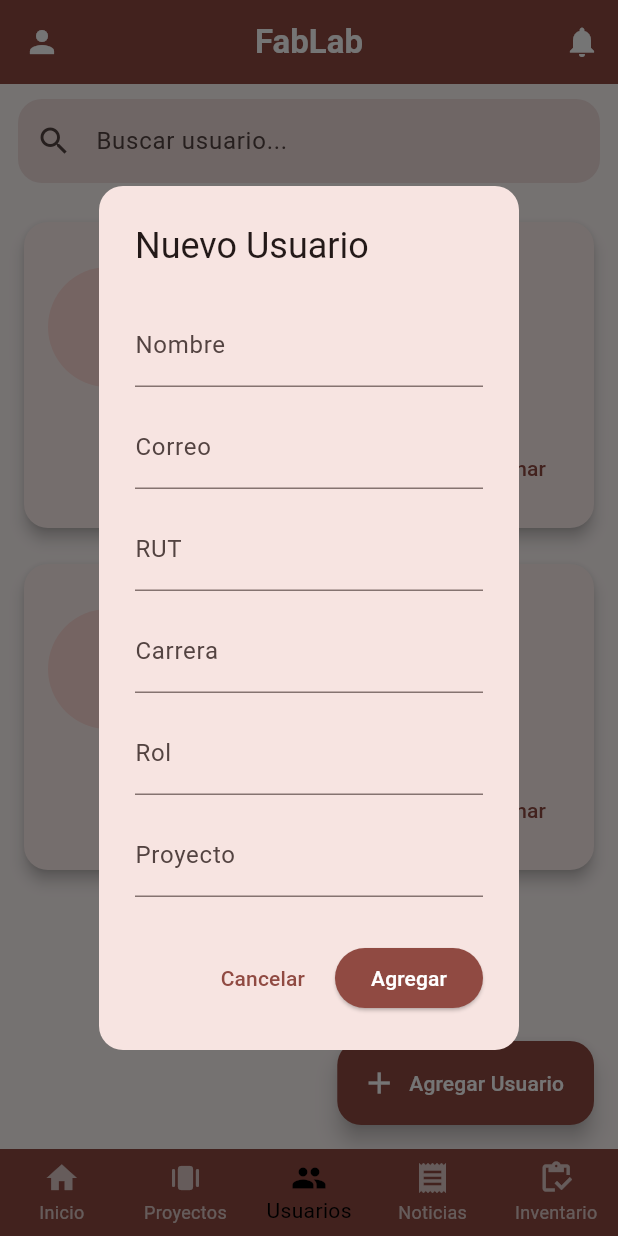
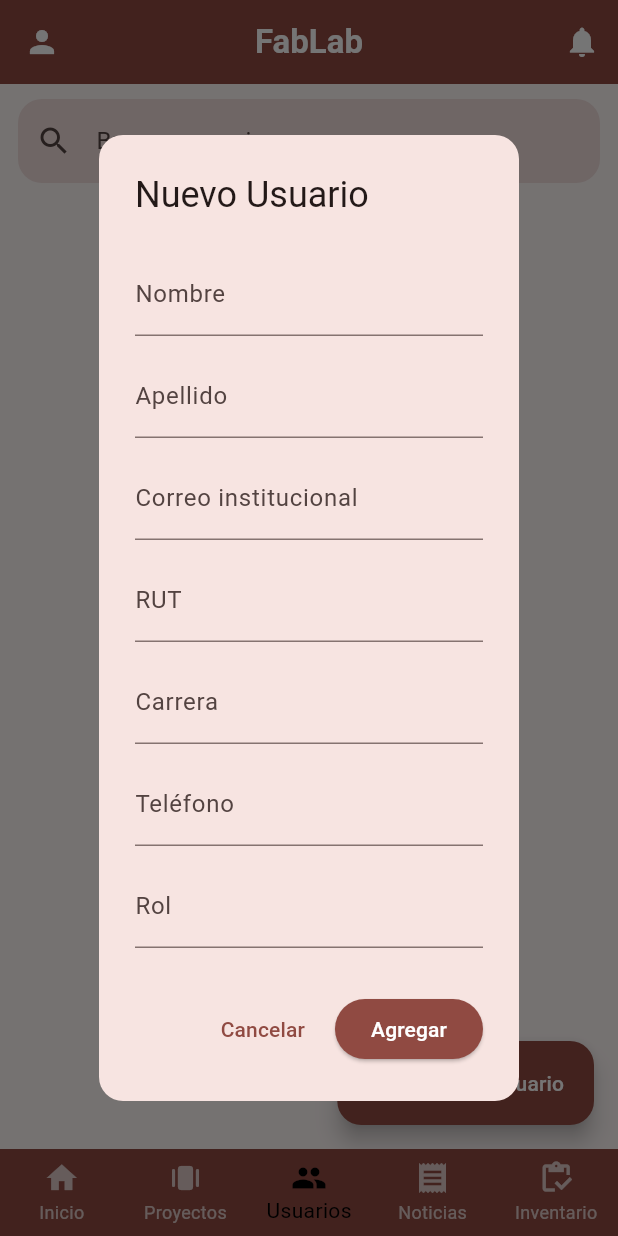
Before and after one commit to Dano442/fablab_app, a Flutter app: the UsersScreen screen opened by its route, after a tap on "Agregar Usuario", on a phone screen of 412 x 824 dp. Run offline on Flutter 3.47's test engine with Material 3 defaults, Android fonts, the phone set to English and light mode, and no system bars; our stand-ins replace dio, flutter_riverpod, flutter_secure_storage, go_router; accounts and stored records are empty; network calls fail.

Commit message:
Refactor y mejora de la gestión de usuarios: se implementó la carga de usuarios desde la API, se actualizaron los modelos y se eliminó la pantalla de usuarios obsoleta.

```diff
--- a/lib/config/router/app_router.dart
+++ b/lib/config/router/app_router.dart
@@ -17,7 +17,7 @@
 import 'package:fablab_app/presentation/screens/home/home_screen.dart';
 import 'package:fablab_app/presentation/screens/main_home/main_home_screen.dart';
 import 'package:fablab_app/presentation/screens/project/project_screen.dart';
-import 'package:fablab_app/presentation/screens/users/users_screen.dart';
+import 'package:fablab_app/presentation/screens/users/user_screen.dart';
 import 'package:fablab_app/presentation/screens/news/news_screen.dart';
 import 'package:fablab_app/presentation/screens/inventory/inventory_screen.dart';
 
--- a/lib/data/services/api_client.dart
+++ b/lib/data/services/api_client.dart
@@ -4,7 +4,7 @@
 class ApiClient {
   static Dio createDio() {
     final dio = Dio(BaseOptions(
-      baseUrl: 'https://tu-api.com/api', // cambiar cuando tenga el api real aaaaa
+      baseUrl: 'https://fablabwebapi20251104221404-crbeb0b9cafvhqg3.canadacentral-01.azurewebsites.net/api',
       connectTimeout: const Duration(seconds: 10),
       receiveTimeout: const Duration(seconds: 10),
       headers: {'Content-Type': 'application/json'},
--- a/lib/data/services/user_service.dart
+++ b/lib/data/services/user_service.dart
@@ -1,39 +1,62 @@
+import 'package:dio/dio.dart';
+import 'package:fablab_app/data/services/api_client.dart';
 import 'package:fablab_app/domain/models/user_model.dart';
 
 class UserService {
-  final List<UserModel> _users = [
-    UserModel(
-      id: '1',
-      name: 'Daniel Ronceros',
-      email: 'daniel@inacapmail.cl',
-      rut: '20.345.678-9',
-      career: 'Ingeniería Informática',
-      role: 'Administrador',
-      project: 'Gestión FabLab',
-      imageUrl: 'https://i.pravatar.cc/150?img=3',
-    ),
-    UserModel(
-      id: '2',
-      name: 'Nicolas Escobar',
-      email: 'diego@inacapmail.cl',
-      rut: '19.876.543-2',
-      career: 'Automatización y Robótica',
-      role: 'Colaborador',
-      project: 'Impresión 3D Avanzada',
-      imageUrl: 'https://i.pravatar.cc/150?img=5',
-    ),
-  ];
+  final Dio _dio = ApiClient.createDio();
 
-  List<UserModel> getAllUsers() => List.unmodifiable(_users);
+  // 🔹 Obtener todos los usuarios desde el endpoint de Azure
+  Future<List<UserModel>> getAllUsers() async {
+    try {
+      final response = await _dio.get('/usuarios');
+      if (response.statusCode == 200) {
+        final data = response.data;
 
-  void addUser(UserModel user) => _users.add(user);
-
-  void updateUser(UserModel updatedUser) {
-    final index = _users.indexWhere((u) => u.id == updatedUser.id);
-    if (index != -1) _users[index] = updatedUser;
+        // Si la API devuelve una lista de usuarios
+        if (data is List) {
+          return data.map((e) => UserModel.fromJson(e)).toList();
+        } else {
+          return [];
+        }
+      } else {
+        throw Exception('Error al obtener usuarios (${response.statusCode})');
+      }
+    } catch (e) {
+      print('❌ Error al obtener usuarios: $e');
+      return [];
+    }
   }
 
-  void deleteUser(String id) {
-    _users.removeWhere((u) => u.id == id);
+  // 🔹 Agregar un usuario nuevo
+  Future<bool> addUser(UserModel user) async {
+    try {
+      await _dio.post('/usuarios', data: user.toJson());
+      return true;
+    } catch (e) {
+      print('❌ Error al agregar usuario: $e');
+      return false;
+    }
+  }
+
+  // 🔹 Actualizar usuario existente
+  Future<bool> updateUser(UserModel user) async {
+    try {
+      await _dio.put('/usuarios/${user.id}', data: user.toJson());
+      return true;
+    } catch (e) {
+      print('❌ Error al actualizar usuario: $e');
+      return false;
+    }
+  }
+
+  // 🔹 Eliminar usuario
+  Future<bool> deleteUser(String id) async {
+    try {
+      await _dio.delete('/usuarios/$id');
+      return true;
+    } catch (e) {
+      print('❌ Error al eliminar usuario: $e');
+      return false;
+    }
   }
 }
--- a/lib/domain/models/user_model.dart
+++ b/lib/domain/models/user_model.dart
@@ -1,43 +1,68 @@
 class UserModel {
-  final String id;
-  final String name;
-  final String email;
+  final int id;
+  final String nombre;
+  final String apellido;
   final String rut;
-  final String career;
-  final String role;
-  final String project;
-  final String imageUrl;
+  final String correoInstitucional;
+  final String carrera;
+  final String telefono;
+  final int? laboratorioId;
+  final String? laboratorio;
+  final int rolId;
+  final String tipoRol;
+  final String descripcionRol;
 
   UserModel({
     required this.id,
-    required this.name,
-    required this.email,
+    required this.nombre,
+    required this.apellido,
     required this.rut,
-    required this.career,
-    required this.role,
-    required this.project,
-    required this.imageUrl,
+    required this.correoInstitucional,
+    required this.carrera,
+    required this.telefono,
+    this.laboratorioId,
+    this.laboratorio,
+    required this.rolId,
+    required this.tipoRol,
+    required this.descripcionRol,
   });
 
-  factory UserModel.fromJson(Map<String, dynamic> json) => UserModel(
-        id: json['id'].toString(),
-        name: json['name'] ?? '',
-        email: json['email'] ?? '',
-        rut: json['rut'] ?? '',
-        career: json['career'] ?? '',
-        role: json['role'] ?? '',
-        project: json['project'] ?? '',
-        imageUrl: json['imageUrl'] ?? 'https://via.placeholder.com/150',
-      );
+  factory UserModel.fromJson(Map<String, dynamic> json) {
+    final rolData = json['rol'] ?? {};
+    final labData = json['laboratorio'];
 
-  Map<String, dynamic> toJson() => {
-        'id': id,
-        'name': name,
-        'email': email,
-        'rut': rut,
-        'career': career,
-        'role': role,
-        'project': project,
-        'imageUrl': imageUrl,
-      };
+    return UserModel(
+      id: json['id'] ?? 0,
+      nombre: json['nombre'] ?? '',
+      apellido: json['apellido'] ?? '',
+      rut: json['rut'] ?? '',
+      correoInstitucional: json['correoInstitucional'] ?? '',
+      carrera: json['carrera'] ?? '',
+      telefono: json['telefono'] ?? '',
+      laboratorioId: json['laboratorioId'],
+      laboratorio: labData is Map<String, dynamic>
+          ? labData['nombre'] ?? ''
+          : (labData?.toString() ?? ''),
+      rolId: json['rolId'] ?? 0,
+      tipoRol: rolData['tipoRol'] ?? '',
+      descripcionRol: rolData['descripcionRol'] ?? '',
+    );
+  }
+
+  Map<String, dynamic> toJson() {
+    return {
+      'id': id,
+      'nombre': nombre,
+      'apellido': apellido,
+      'rut': rut,
+      'correoInstitucional': correoInstitucional,
+      'carrera': carrera,
+      'telefono': telefono,
+      'laboratorioId': laboratorioId,
+      // Solo se envía el ID, no el objeto anidado
+      'rolId': rolId,
+    };
+  }
+
+  String get nombreCompleto => "$nombre $apellido";
 }
--- a/lib/presentation/screens/users/user_card.dart
+++ b/lib/presentation/screens/users/user_card.dart
@@ -15,8 +15,12 @@
 
   @override
   Widget build(BuildContext context) {
+    final colors = Theme.of(context).colorScheme;
+    final textTheme = Theme.of(context).textTheme;
+
     return Card(
       elevation: 4,
+      margin: const EdgeInsets.symmetric(horizontal: 12, vertical: 6),
       shape: RoundedRectangleBorder(
         borderRadius: BorderRadius.circular(16),
       ),
@@ -25,33 +29,44 @@
         child: Column(
           children: [
             Row(
+              crossAxisAlignment: CrossAxisAlignment.start,
               children: [
+                // Imagen de perfil o ícono genérico si no hay imagen
                 CircleAvatar(
-                  radius: 40,
-                  backgroundImage: NetworkImage(user.imageUrl),
+                  radius: 35,
+                  backgroundColor: colors.primaryContainer,
+                  backgroundImage: const NetworkImage(
+                    'https://i.pravatar.cc/150?img=5',
+                  ),
                 ),
                 const SizedBox(width: 16),
+
+                // Información del usuario
                 Expanded(
                   child: Column(
                     crossAxisAlignment: CrossAxisAlignment.start,
                     children: [
                       Text(
-                        user.name,
-                        style: Theme.of(context).textTheme.titleMedium?.copyWith(
-                              fontWeight: FontWeight.bold,
-                            ),
+                        user.nombreCompleto,
+                        style: textTheme.titleMedium?.copyWith(
+                          fontWeight: FontWeight.bold,
+                          color: colors.onSurface,
+                        ),
                       ),
                       const SizedBox(height: 4),
                       Text('RUT: ${user.rut}'),
-                      Text('Carrera: ${user.career}'),
-                      Text('Rol: ${user.role}'),
-                      Text('Proyecto: ${user.project}'),
+                      Text('Correo: ${user.correoInstitucional}'),
+                      Text('Teléfono: ${user.telefono}'),
+                      Text('Carrera: ${user.carrera}'),
+                      Text('Rol: ${user.tipoRol}'),
                     ],
                   ),
                 ),
               ],
             ),
-            const SizedBox(height: 16),
+            const SizedBox(height: 12),
+
+            // Botones de acción
             Row(
               mainAxisAlignment: MainAxisAlignment.end,
               children: [
--- a/lib/presentation/screens/users/user_form.dart
+++ b/lib/presentation/screens/users/user_form.dart
@@ -14,24 +14,37 @@
 class _UserFormState extends State<UserForm> {
   final _formKey = GlobalKey<FormState>();
 
-  late TextEditingController _name;
-  late TextEditingController _email;
+  late TextEditingController _nombre;
+  late TextEditingController _apellido;
+  late TextEditingController _correo;
   late TextEditingController _rut;
-  late TextEditingController _career;
-  late TextEditingController _role;
-  late TextEditingController _project;
-  late TextEditingController _imageUrl;
+  late TextEditingController _carrera;
+  late TextEditingController _telefono;
+  late TextEditingController _rol;
 
   @override
   void initState() {
     super.initState();
-    _name = TextEditingController(text: widget.user?.name ?? '');
-    _email = TextEditingController(text: widget.user?.email ?? '');
+    _nombre = TextEditingController(text: widget.user?.nombre ?? '');
+    _apellido = TextEditingController(text: widget.user?.apellido ?? '');
+    _correo =
+        TextEditingController(text: widget.user?.correoInstitucional ?? '');
     _rut = TextEditingController(text: widget.user?.rut ?? '');
-    _career = TextEditingController(text: widget.user?.career ?? '');
-    _role = TextEditingController(text: widget.user?.role ?? '');
-    _project = TextEditingController(text: widget.user?.project ?? '');
-    _imageUrl = TextEditingController(text: widget.user?.imageUrl ?? '');
+    _carrera = TextEditingController(text: widget.user?.carrera ?? '');
+    _telefono = TextEditingController(text: widget.user?.telefono ?? '');
+    _rol = TextEditingController(text: widget.user?.tipoRol ?? '');
+  }
+
+  @override
+  void dispose() {
+    _nombre.dispose();
+    _apellido.dispose();
+    _correo.dispose();
+    _rut.dispose();
+    _carrera.dispose();
+    _telefono.dispose();
+    _rol.dispose();
+    super.dispose();
   }
 
   @override
@@ -50,36 +63,47 @@
           child: Column(
             mainAxisSize: MainAxisSize.min,
             children: [
-              _buildField(_name, 'Nombre'),
-              _buildField(_email, 'Correo'),
+              _buildField(_nombre, 'Nombre'),
+              _buildField(_apellido, 'Apellido'),
+              _buildField(_correo, 'Correo institucional'),
               _buildField(_rut, 'RUT'),
-              _buildField(_career, 'Carrera'),
-              _buildField(_role, 'Rol'),
-              _buildField(_project, 'Proyecto'),
+              _buildField(_carrera, 'Carrera'),
+              _buildField(_telefono, 'Teléfono', isRequired: false),
+              _buildField(_rol, 'Rol', isRequired: false),
             ],
           ),
         ),
       ),
       actions: [
-        TextButton(onPressed: () => Navigator.pop(context), child: const Text('Cancelar')),
+        TextButton(
+          onPressed: () => Navigator.pop(context),
+          child: const Text('Cancelar'),
+        ),
         ElevatedButton(
           style: ElevatedButton.styleFrom(
             backgroundColor: colors.primary,
-            foregroundColor: Colors.white),
+            foregroundColor: colors.onPrimary,
+          ),
           onPressed: () {
             if (_formKey.currentState!.validate()) {
               final user = UserModel(
-                id: widget.user?.id ?? DateTime.now().millisecondsSinceEpoch.toString(),
-                name: _name.text.trim(),
-                email: _email.text.trim(),
+                id: widget.user?.id ?? 0,
+                nombre: _nombre.text.trim(),
+                apellido: _apellido.text.trim(),
                 rut: _rut.text.trim(),
-                career: _career.text.trim(),
-                role: _role.text.trim(),
-                project: _project.text.trim(),
-                imageUrl: _imageUrl.text.trim().isEmpty
-                    ? 'https://via.placeholder.com/150'
-                    : _imageUrl.text.trim(),
+                correoInstitucional: _correo.text.trim(),
+                carrera: _carrera.text.trim(),
+                telefono: _telefono.text.trim(),
+                laboratorioId: widget.user?.laboratorioId,
+                laboratorio: widget.user?.laboratorio,
+                rolId: widget.user?.rolId ?? 2,
+                tipoRol: _rol.text.trim().isNotEmpty
+                    ? _rol.text.trim()
+                    : (widget.user?.tipoRol ?? 'Miembro'),
+                descripcionRol:
+                    widget.user?.descripcionRol ?? 'Sin descripción',
               );
+
               widget.onSubmit(user);
               Navigator.pop(context);
             }
@@ -97,7 +121,9 @@
       child: TextFormField(
         controller: controller,
         decoration: InputDecoration(labelText: label),
-        validator: isRequired ? (v) => v!.isEmpty ? 'Ingrese $label' : null : null,
+        validator: isRequired
+            ? (v) => v == null || v.isEmpty ? 'Ingrese $label' : null
+            : null,
       ),
     );
   }
--- /dev/null
+++ b/lib/presentation/screens/users/user_screen.dart
@@ -0,0 +1,147 @@
+import 'package:flutter/material.dart';
+import 'package:fablab_app/domain/models/user_model.dart';
+import 'package:fablab_app/presentation/screens/users/user_card.dart';
+import 'package:fablab_app/presentation/screens/users/user_form.dart';
+import 'package:fablab_app/data/services/user_service.dart';
+
+class UsersScreen extends StatefulWidget {
+  const UsersScreen({super.key});
+
+  @override
+  State<UsersScreen> createState() => _UsersScreenState();
+}
+
+class _UsersScreenState extends State<UsersScreen> {
+  final UserService _userService = UserService();
+
+  List<UserModel> users = [];
+  String _searchQuery = "";
+  bool _loading = true;
+
+  @override
+  void initState() {
+    super.initState();
+    _loadUsers();
+  }
+
+  Future<void> _loadUsers() async {
+    setState(() => _loading = true);
+    final fetchedUsers = await _userService.getAllUsers();
+    setState(() {
+      users = fetchedUsers;
+      _loading = false;
+    });
+  }
+
+  Future<void> _addUser(UserModel user) async {
+    final success = await _userService.addUser(user);
+    if (success) {
+      _loadUsers();
+      ScaffoldMessenger.of(context).showSnackBar(
+        const SnackBar(content: Text('✅ Usuario agregado exitosamente')),
+      );
+    }
+  }
+
+  Future<void> _editUser(UserModel updatedUser) async {
+    final success = await _userService.updateUser(updatedUser);
+    if (success) {
+      _loadUsers();
+      ScaffoldMessenger.of(context).showSnackBar(
+        const SnackBar(content: Text('✅ Usuario actualizado')),
+      );
+    }
+  }
+
+  Future<void> _deleteUser(UserModel user) async {
+    final success = await _userService.deleteUser(user.id.toString());
+    if (success) {
+      _loadUsers();
+      ScaffoldMessenger.of(context).showSnackBar(
+        const SnackBar(content: Text('🗑️ Usuario eliminado')),
+      );
+    }
+  }
+
+  void _openUserForm({UserModel? user}) {
+    showDialog(
+      context: context,
+      builder: (_) => UserForm(
+        user: user,
+        onSubmit: user == null ? _addUser : _editUser,
+      ),
+    );
+  }
+
+  @override
+  Widget build(BuildContext context) {
+    final colors = Theme.of(context).colorScheme;
+
+    final filteredUsers = users.where((user) {
+      final query = _searchQuery.toLowerCase();
+      return user.nombre.toLowerCase().contains(query) ||
+          user.apellido.toLowerCase().contains(query) ||
+          user.correoInstitucional.toLowerCase().contains(query) ||
+          user.rut.toLowerCase().contains(query) ||
+          user.carrera.toLowerCase().contains(query) ||
+          user.tipoRol.toLowerCase().contains(query);
+    }).toList();
+
+    return Scaffold(
+      floatingActionButton: FloatingActionButton.extended(
+        onPressed: () => _openUserForm(),
+        label: const Text('Agregar Usuario'),
+        icon: const Icon(Icons.add),
+        backgroundColor: colors.primary,
+        foregroundColor: colors.onPrimary,
+      ),
+      body: Column(
+        crossAxisAlignment: CrossAxisAlignment.center,
+        children: [
+          const SizedBox(height: 10),
+          Padding(
+            padding: const EdgeInsets.symmetric(horizontal: 12),
+            child: TextField(
+              decoration: InputDecoration(
+                hintText: "Buscar usuario...",
+                prefixIcon: const Icon(Icons.search),
+                filled: true,
+                fillColor: colors.surfaceContainerHighest,
+                border: OutlineInputBorder(
+                  borderRadius: BorderRadius.circular(16),
+                  borderSide: BorderSide.none,
+                ),
+              ),
+              onChanged: (value) => setState(() => _searchQuery = value),
+            ),
+          ),
+          const SizedBox(height: 10),
+
+          Expanded(
+            child: _loading
+                ? const Center(child: CircularProgressIndicator())
+                : filteredUsers.isEmpty
+                    ? const Center(child: Text('No hay usuarios registrados'))
+                    : RefreshIndicator(
+                        onRefresh: _loadUsers,
+                        child: ListView.separated(
+                          padding: const EdgeInsets.all(12),
+                          itemCount: filteredUsers.length,
+                          separatorBuilder: (_, __) =>
+                              const SizedBox(height: 16),
+                          itemBuilder: (context, index) {
+                            final user = filteredUsers[index];
+                            return UserCard(
+                              user: user,
+                              onEdit: () => _openUserForm(user: user),
+                              onDelete: () => _deleteUser(user),
+                            );
+                          },
+                        ),
+                      ),
+          ),
+        ],
+      ),
+    );
+  }
+}
--- a/lib/presentation/screens/users/users_screen.dart
+++ /dev/null
@@ -1,145 +0,0 @@
-import 'package:flutter/material.dart';
-import 'package:fablab_app/domain/models/user_model.dart';
-import 'package:fablab_app/presentation/screens/users/user_card.dart';
-import 'package:fablab_app/presentation/screens/users/user_form.dart';
-
-class UsersScreen extends StatefulWidget {
-  const UsersScreen({super.key});
-
-  @override
-  State<UsersScreen> createState() => _UsersScreenState();
-}
-
-class _UsersScreenState extends State<UsersScreen> {
-  List<UserModel> users = [
-    UserModel(
-      id: '1',
-      name: 'Daniel Ronceros',
-      email: 'daniel@fablab.cl',
-      rut: '12.345.678-9',
-      career: 'Ing. Civil Industrial',
-      role: 'Administrador',
-      project: 'App de Inventario',
-      imageUrl: 'https://picsum.photos/200?random=1',
-    ),
-    UserModel(
-      id: '2',
-      name: 'Alexis Pérez',
-      email: 'alexis@fablab.cl',
-      rut: '13.456.789-0',
-      career: 'Diseño Gráfico',
-      role: 'Administrador',
-      project: 'Página Web Clientes',
-      imageUrl: 'https://picsum.photos/200?random=2',
-    ),
-  ];
-
-  String _searchQuery = "";
-
-  // --- Crear usuario ---
-  void _addUser(UserModel user) {
-    setState(() {
-      users.add(user);
-    });
-    ScaffoldMessenger.of(context).showSnackBar(
-      const SnackBar(content: Text('Usuario agregado exitosamente')),
-    );
-  }
-
-  // --- Editar usuario ---
-  void _editUser(UserModel updatedUser) {
-    setState(() {
-      final index = users.indexWhere((u) => u.id == updatedUser.id);
-      if (index != -1) users[index] = updatedUser;
-    });
-    ScaffoldMessenger.of(context).showSnackBar(
-      const SnackBar(content: Text('Usuario actualizado')),
-    );
-  }
-
-  // --- Eliminar usuario ---
-  void _deleteUser(UserModel user) {
-    setState(() {
-      users.removeWhere((u) => u.id == user.id);
-    });
-    ScaffoldMessenger.of(context).showSnackBar(
-      const SnackBar(content: Text('Usuario eliminado')),
-    );
-  }
-
-  // --- Mostrar formulario (crear o editar) ---
-  void _openUserForm({UserModel? user}) {
-    showDialog(
-      context: context,
-      builder: (_) => UserForm(
-        user: user,
-        onSubmit: user == null ? _addUser : _editUser,
-      ),
-    );
-  }
-
-  @override
-  Widget build(BuildContext context) {
-    final colors = Theme.of(context).colorScheme;
-
-    final filteredUsers = users
-        .where((user) =>
-            user.name.toLowerCase().contains(_searchQuery.toLowerCase()) ||
-            user.email.toLowerCase().contains(_searchQuery.toLowerCase()) ||
-            user.rut.toLowerCase().contains(_searchQuery.toLowerCase()) ||
-            user.career.toLowerCase().contains(_searchQuery.toLowerCase()) ||
-            user.role.toLowerCase().contains(_searchQuery.toLowerCase()) ||
-            user.project.toLowerCase().contains(_searchQuery.toLowerCase()))
-        .toList();
-
-    return Scaffold(
-      floatingActionButton: FloatingActionButton.extended(
-        onPressed: () => _openUserForm(),
-        label: const Text('Agregar Usuario'),
-        icon: const Icon(Icons.add),
-        backgroundColor: colors.primary,
-        foregroundColor: colors.onPrimary,
-      ),
-      body: Column(
-        crossAxisAlignment: CrossAxisAlignment.center,
-        children: [
-          const SizedBox(height: 10),
-          Padding(
-            padding: const EdgeInsets.symmetric(horizontal: 12),
-            child: TextField(
-              decoration: InputDecoration(
-                hintText: "Buscar usuario...",
-                prefixIcon: const Icon(Icons.search),
-                filled: true,
-                fillColor: colors.surfaceContainerHighest,
-                border: OutlineInputBorder(
-                  borderRadius: BorderRadius.circular(16),
-                  borderSide: BorderSide.none,
-                ),
-              ),
-              onChanged: (value) {
-                setState(() => _searchQuery = value);
-              },
-            ),
-          ),
-          const SizedBox(height: 10),
-          Expanded(
-            child: ListView.separated(
-              padding: const EdgeInsets.all(12),
-              itemCount: filteredUsers.length,
-              separatorBuilder: (_, __) => const SizedBox(height: 16),
-              itemBuilder: (context, index) {
-                final user = filteredUsers[index];
-                return UserCard(
-                  user: user,
-                  onEdit: () => _openUserForm(user: user),
-                  onDelete: () => _deleteUser(user),
-                );
-              },
-            ),
-          ),
-        ],
-      ),
-    );
-  }
-}
```
